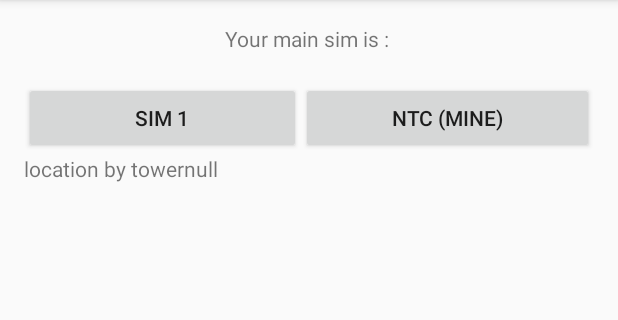
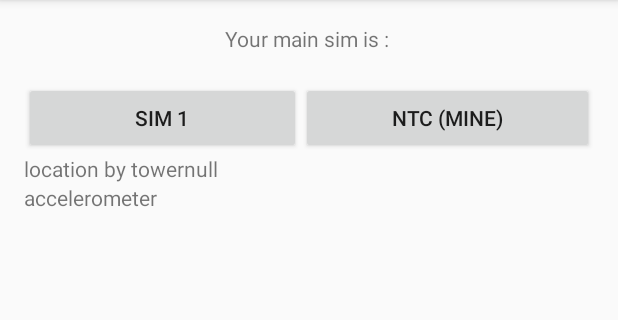
Before and after one commit to emp3ror/phonethings, an Android app: the screen it shows after launch (MainActivity), on a phone screen of 412 x 824 dp, the part 84-404 px from its top. Run offline under Robolectric (Android 15) with nearby library versions, the phone set to English and light mode, and no system bars; 1 statement that could not run was skipped.

Commit message:
logo n readme

```diff
--- a/app/src/main/AndroidManifest.xml
+++ b/app/src/main/AndroidManifest.xml
@@ -9,7 +9,7 @@
 
     <application
         android:allowBackup="true"
-        android:icon="@drawable/ic_launcher"
+        android:icon="@drawable/logo"
         android:label="@string/app_name"
         android:theme="@style/AppTheme" >
         <activity
--- a/app/src/main/res/layout/activity_main.xml
+++ b/app/src/main/res/layout/activity_main.xml
@@ -41,6 +41,10 @@
         android:layout_height="wrap_content" />
 
     <TextView
+        android:layout_width="match_parent"
+        android:layout_height="wrap_content"
+        android:text="accelerometer"/>
+    <TextView
         android:id="@+id/text_sim2"
         android:text=""
         android:layout_width="wrap_content"
```
Also changed, not shown: app/src/main/res/drawable-mdpi/logo.png (added), 1 other file.
